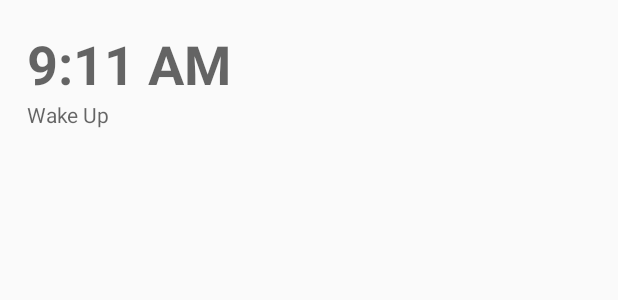
After one commit to RushiBhatt007/SmartWatch, an Android app: the layout list_alarm.xml on its own in the app's theme, with its tools: preview values and no code run, on a phone screen of 412 x 824 dp. The commit adds this screen. Shown: the top 300 px of the screen. Run offline under Robolectric (Android 15) with nearby library versions, the phone set to English and light mode, and no system bars.

Commit message:
Alarm Almost done
Remaining:
1. Delete feature
2. Restrict to 5
3. AM/PM decision

```diff
--- a/app/src/main/AndroidManifest.xml
+++ b/app/src/main/AndroidManifest.xml
@@ -54,7 +54,7 @@
 
         <activity android:name=".AlarmInfoActivity"
             android:label="Alarm"
-            android:parentActivityName=".MainActivity">
+            android:parentActivityName=".AlarmActivity">
             <meta-data
                 android:name="android.support.PARENT_ACTIVITY"
                 android:value=".AlarmActivity"/>
--- /dev/null
+++ b/app/src/main/res/layout/list_alarm.xml
@@ -0,0 +1,27 @@
+<?xml version="1.0" encoding="utf-8"?>
+<LinearLayout
+    xmlns:android="http://schemas.android.com/apk/res/android"
+    android:layout_width="match_parent"
+    android:layout_height="match_parent"
+    android:orientation="vertical">
+
+    <TextView
+        android:id="@+id/alarmTimeTextView"
+        android:hint="9:11 AM"
+        android:textSize="36dp"
+        android:textStyle="bold"
+        android:layout_width="match_parent"
+        android:layout_height="wrap_content"
+        android:layout_marginHorizontal="18dp"
+        android:layout_marginTop="18dp">
+    </TextView>
+
+    <TextView
+        android:id="@+id/alarmMessageTextView"
+        android:hint="Wake Up"
+        android:layout_width="match_parent"
+        android:layout_height="wrap_content"
+        android:layout_marginHorizontal="18dp">
+    </TextView>
+
+</LinearLayout>
```
Also changed, not shown: app/src/main/java/com/example/rushi/smartwatch/AlarmActivity.java (+14 -3 lines), app/src/main/java/com/example/rushi/smartwatch/AlarmCustomAdapter.java (added, +38 -0 lines), app/src/main/java/com/example/rushi/smartwatch/AlarmInfoActivity.java (+16 -4 lines), app/src/main/java/com/example/rushi/smartwatch/FirebaseFetchService.java (+58 -1 lines).
